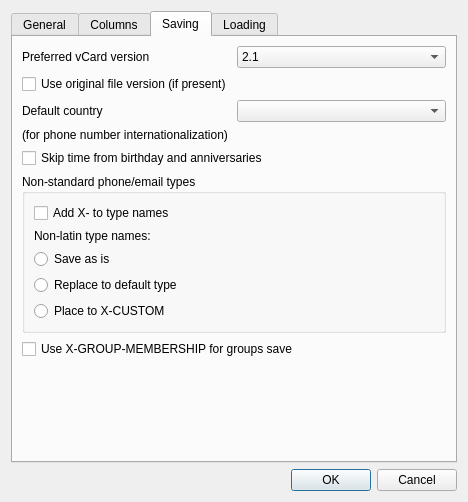
This is app/settingsdialog.ui in DarkHobbit/doublecontact as Qt 5 draws it before an edit. The edited form follows.
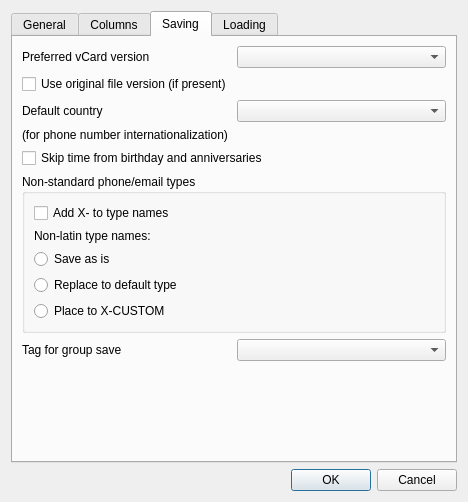
This is the edited form. The open tabs and pages were chosen to show the change.

Commit message: X-OPPO-GROUP tag support added, non-latin typenames policy support added to contconv

The edit to the form file:
```diff
--- a/app/settingsdialog.ui
+++ b/app/settingsdialog.ui
@@ -214,23 +214,7 @@
           </widget>
          </item>
          <item>
-          <widget class="QComboBox" name="cbPrefVCardVer">
-           <item>
-            <property name="text">
-             <string>2.1</string>
-            </property>
-           </item>
-           <item>
-            <property name="text">
-             <string>3.0</string>
-            </property>
-           </item>
-           <item>
-            <property name="text">
-             <string>4.0</string>
-            </property>
-           </item>
-          </widget>
+          <widget class="QComboBox" name="cbPrefVCardVer"/>
          </item>
         </layout>
        </item>
@@ -323,11 +307,18 @@
         </widget>
        </item>
        <item>
-        <widget class="QCheckBox" name="cbXgr">
-         <property name="text">
-          <string>Use X-GROUP-MEMBERSHIP for groups save</string>
-         </property>
-        </widget>
+        <layout class="QHBoxLayout" name="horizontalLayout_6">
+         <item>
+          <widget class="QLabel" name="lbGroupFormat">
+           <property name="text">
+            <string>Tag for group save</string>
+           </property>
+          </widget>
+         </item>
+         <item>
+          <widget class="QComboBox" name="cbGroupFormat"/>
+         </item>
+        </layout>
        </item>
        <item>
         <spacer name="verticalSpacer">
```
The commit also changes 22 other files.
